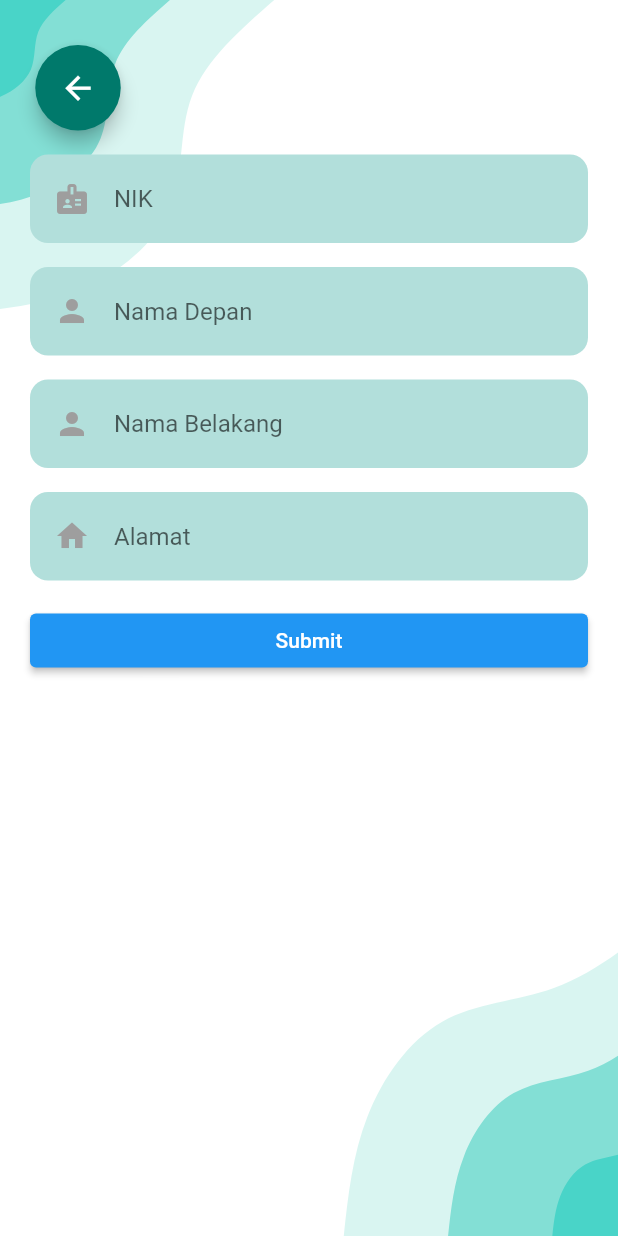
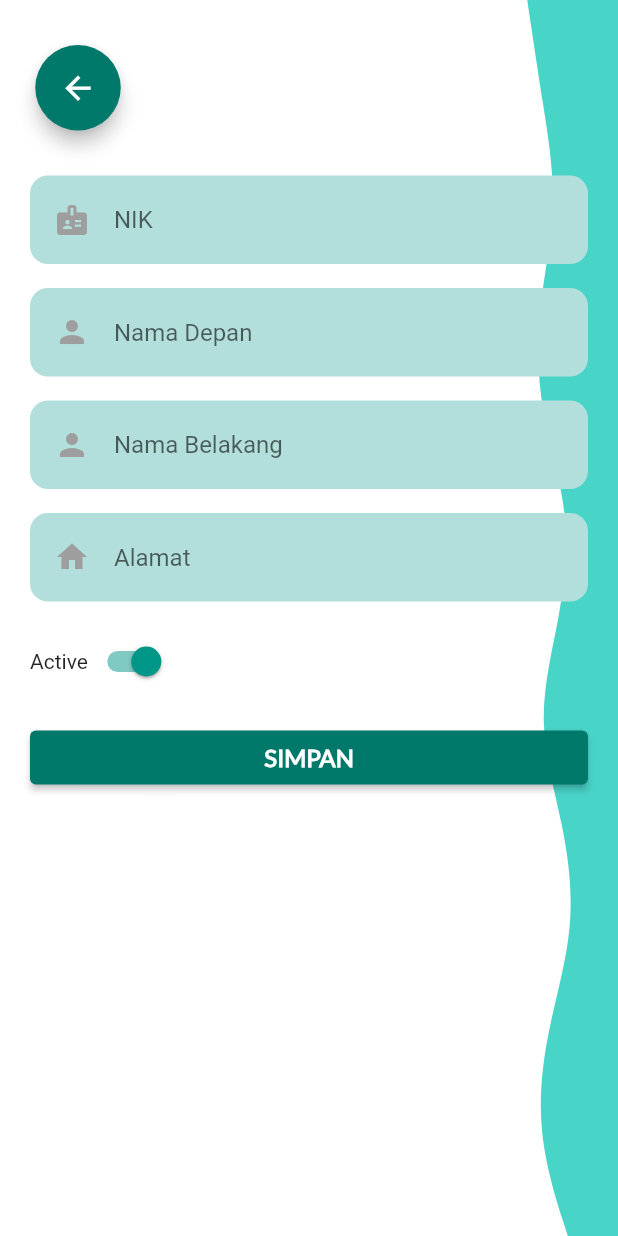
Before and after one commit to isakleong/staffspot, a Flutter app: the AddEmployee screen opened directly, on a phone screen of 412 x 824 dp. Run offline on Flutter 3.47's test engine with Material 2 defaults, Android fonts, the phone set to English and light mode, and no system bars; our stand-ins replace auto_size_text, dio, equatable, flutter_bloc, flutter_svg, lottie; network calls fail.

Commit message:
push github

```diff
--- a/lib/main.dart
+++ b/lib/main.dart
@@ -20,10 +20,8 @@ class MyApp extends StatelessWidget {
       initialRoute: "/",
       // home: const Homepage(),
       routes: {
-        '/': (context) => SplashScreen(),
-        '/home': (context) => Homepage(),
-        // '/list': (context) => ListItemScreen(),
-        // '/insert': (context) => InsertItemScreen(),
+        '/': (context) => const SplashScreen(),
+        '/home': (context) => const Homepage(),
       },
     );
   }
--- a/lib/screens/AddEmployee.dart
+++ b/lib/screens/AddEmployee.dart
@@ -1,25 +1,31 @@
 import 'package:flutter/material.dart';
 import 'package:flutter_bloc/flutter_bloc.dart';
-import 'package:flutter_svg/flutter_svg.dart';
-import 'package:pull_to_refresh/pull_to_refresh.dart';
+import 'package:flutter_svg/svg.dart';
+import 'package:lottie/lottie.dart';
+import 'package:staffspot/repository/employee_repository.dart';
+import 'package:staffspot/screens/bloc/employee_form/employee_form_bloc.dart';
+import 'package:staffspot/screens/bloc/employee_list/employee_bloc.dart';
+import 'package:staffspot/widgets/textview.dart';
 
 class AddEmployee extends StatelessWidget {
   const AddEmployee({Key? key}) : super(key: key);
 
   @override
   Widget build(BuildContext context) {
-    return Scaffold(
+    return BlocProvider(
+      create: (context) => EmployeeFormBloc(EmployeeRepository()),
+      child: Scaffold(
         backgroundColor: Colors.white,
         body: SafeArea(
           child: Stack(
             children: [
               SvgPicture.asset(
-                'assets/images/bg-home.svg',
+                'assets/images/bg-insert.svg',
                 fit: BoxFit.cover,
               ),
-
               Padding(
-              padding: const EdgeInsets.symmetric(horizontal: 20, vertical: 30),
+                padding:
+                    const EdgeInsets.symmetric(horizontal: 20, vertical: 30),
                 child: Column(
                   crossAxisAlignment: CrossAxisAlignment.start,
                   children: [
@@ -36,18 +42,15 @@ class AddEmployee extends StatelessWidget {
                       child: const Icon(Icons.arrow_back,
                           size: 25, color: Colors.white),
                     ),
-                  const SizedBox(height: 16,),
-                  const Expanded(
-                    child: InsertForm()
-                  ),
+                    const SizedBox(height: 30),
+                    const Expanded(child: InsertForm()),
                   ],
                 ),
               ),
             ],
           ),
-      )
-
-
+        ),
+      ),
     );
   }
 }
@@ -66,16 +69,17 @@ class _InsertFormState extends State<InsertForm> {
   late TextEditingController _lastNameController;
   late TextEditingController _addressController;
 
-  final nikNode = FocusNode();
-  final fnameNode = FocusNode();
-  final lnameNode = FocusNode();
-  final addressNode = FocusNode();
-  final activeNode = FocusNode();
+  final FocusNode nikNode = FocusNode();
+  final FocusNode fnameNode = FocusNode();
+  final FocusNode lnameNode = FocusNode();
+  final FocusNode addressNode = FocusNode();
 
   bool isNikFocus = false;
   bool isFnameFocus = false;
   bool isLnameFocus = false;
   bool isAddressFocus = false;
+
+  bool _isActive = true;
 
   @override
   void initState() {
@@ -85,33 +89,25 @@ class _InsertFormState extends State<InsertForm> {
     _lastNameController = TextEditingController();
     _addressController = TextEditingController();
 
-    nikNode.addListener(nikChange);
-    fnameNode.addListener(fnameChange);
-    lnameNode.addListener(lnameChange);
-    addressNode.addListener(addressChange);
-  }
-
-  void nikChange() {
+    nikNode.addListener(() {
       setState(() {
         isNikFocus = nikNode.hasFocus;
       });
-  }
-
-  void fnameChange() {
+    });
+    fnameNode.addListener(() {
       setState(() {
         isFnameFocus = fnameNode.hasFocus;
       });
-  }
-
-  void lnameChange() {
+    });
+    lnameNode.addListener(() {
       setState(() {
         isLnameFocus = lnameNode.hasFocus;
       });
-  }
-
-  void addressChange() {
+    });
+    addressNode.addListener(() {
       setState(() {
         isAddressFocus = addressNode.hasFocus;
+      });
     });
   }
 
@@ -126,9 +122,38 @@ class _InsertFormState extends State<InsertForm> {
 
   @override
   Widget build(BuildContext context) {
+    double width = MediaQuery.of(context).size.width;
+
+    return BlocListener<EmployeeFormBloc, EmployeeFormState>(
+      listener: (context, state) {
+        if (state is EmployeeFormSuccess) {
+          ScaffoldMessenger.of(context).showSnackBar(
+            const SnackBar(
+                content: Text('Data Karyawan berhasil ditambahkan!')),
+          );
+          Navigator.pop(context);
+          BlocProvider.of<EmployeeBloc>(context).add(LoadEmployeeEvent());
+        } else if (state is EmployeeFormError) {
+          ScaffoldMessenger.of(context).showSnackBar(
+            SnackBar(content: Text(state.message)),
+          );
+        }
+      },
+      child: BlocBuilder<EmployeeFormBloc, EmployeeFormState>(
+        builder: (context, state) {
+          if (state is EmployeeFormLoading) {
+            return Center(
+              child: Lottie.asset(
+                'assets/animations/loading.json',
+                width: width * 0.5,
+                fit: BoxFit.contain,
+              ),
+            );
+          }
           return Form(
             key: _formKey,
             child: ListView(
+              physics: const BouncingScrollPhysics(),
               children: [
                 TextFormField(
                   controller: _nikController,
@@ -238,22 +263,51 @@ class _InsertFormState extends State<InsertForm> {
                   },
                 ),
                 const SizedBox(height: 16),
+                Row(
+                  children: [
+                    const Text("Active"),
+                    Switch(
+                      value: _isActive,
+                      onChanged: (value) {
+                        setState(() {
+                          _isActive = value;
+                        });
+                      },
+                      activeColor: Colors.teal,
+                    ),
+                  ],
+                ),
+                const SizedBox(height: 16),
                 ElevatedButton(
+                  style: ElevatedButton.styleFrom(
+                    backgroundColor: Colors.teal.shade700,
+                  ),
                   onPressed: () {
                     if (_formKey.currentState!.validate()) {
-                // Form is validated, submit data
                       final nik = int.parse(_nikController.text);
                       final firstName = _firstNameController.text;
                       final lastName = _lastNameController.text;
                       final address = _addressController.text;
-                // Dispatch event to insert employee
-                // You will implement this part with BLoC
+                      context.read<EmployeeFormBloc>().add(SubmitEmployeeForm(
+                            nik: nik,
+                            firstName: firstName,
+                            lastName: lastName,
+                            address: address,
+                            active: _isActive,
+                          ));
                     }
                   },
-            child: Text('Submit'),
+                  child: const TextView(
+                    headings: "H2",
+                    text: "SIMPAN",
+                    color: Colors.white,
+                  ),
                 ),
               ],
             ),
           );
+        },
+      ),
+    );
   }
 }
--- /dev/null
+++ b/lib/screens/bloc/employee_form/employee_form_bloc.dart
@@ -0,0 +1,31 @@
+// employee_form_bloc.dart
+import 'package:flutter_bloc/flutter_bloc.dart';
+import 'package:staffspot/repository/employee_repository.dart';
+
+part 'employee_form_event.dart';
+part 'employee_form_state.dart';
+
+class EmployeeFormBloc extends Bloc<EmployeeFormEvent, EmployeeFormState> {
+  final EmployeeRepository repository;
+
+  EmployeeFormBloc(this.repository) : super(EmployeeFormInitial()) {
+    on<SubmitEmployeeForm>(_onSubmitEmployeeForm);
+  }
+
+  Future<void> _onSubmitEmployeeForm(
+      SubmitEmployeeForm event, Emitter<EmployeeFormState> emit) async {
+    emit(EmployeeFormLoading());
+    try {
+      await repository.postEmployee(
+        event.nik,
+        event.firstName,
+        event.lastName,
+        event.address,
+        event.active,
+      );
+      emit(EmployeeFormSuccess());
+    } catch (e) {
+      emit(EmployeeFormError(e.toString()));
+    }
+  }
+}
--- /dev/null
+++ b/lib/screens/bloc/employee_form/employee_form_event.dart
@@ -0,0 +1,20 @@
+// employee_form_event.dart
+part of 'employee_form_bloc.dart';
+
+abstract class EmployeeFormEvent {}
+
+class SubmitEmployeeForm extends EmployeeFormEvent {
+  final int nik;
+  final String firstName;
+  final String lastName;
+  final String address;
+  final bool active;
+
+  SubmitEmployeeForm({
+    required this.nik,
+    required this.firstName,
+    required this.lastName,
+    required this.address,
+    required this.active,
+  });
+}
--- /dev/null
+++ b/lib/screens/bloc/employee_form/employee_form_state.dart
@@ -0,0 +1,15 @@
+part of 'employee_form_bloc.dart';
+
+abstract class EmployeeFormState {}
+
+class EmployeeFormInitial extends EmployeeFormState {}
+
+class EmployeeFormLoading extends EmployeeFormState {}
+
+class EmployeeFormSuccess extends EmployeeFormState {}
+
+class EmployeeFormError extends EmployeeFormState {
+  final String message;
+
+  EmployeeFormError(this.message);
+}
--- a/lib/screens/bloc/employee_bloc.dart
+++ b/lib/screens/bloc/employee_list/employee_bloc.dart
@@ -1,3 +1,5 @@
+// employee_bloc.dart
+
 import 'package:equatable/equatable.dart';
 import 'package:flutter_bloc/flutter_bloc.dart';
 import 'package:staffspot/repository/employee_repository.dart';
--- a/lib/widgets/textview.dart
+++ b/lib/widgets/textview.dart
@@ -36,7 +36,7 @@ class TextView extends StatelessWidget {
         :
         FontWeight.w300,
         fontFamily: 'Poppins',
-        fontSize: fontSize ?? 16,
+        fontSize: fontSize ?? 14,
       ),
       textScaleFactor: 1.0,
       textAlign: textAlign ?? TextAlign.center,
```
Also changed, not shown: assets/animations/loading.json (added, +1 -0 lines), lib/models/employee.dart (+5 -5 lines), lib/repository/employee_repository.dart (+34 -2 lines), lib/screens/Homepage.dart (+81 -73 lines), lib/screens/bloc/employee_list/employee_event.dart (renamed from lib/screens/bloc/employee_event.dart, +11 -0 lines), pubspec.yaml (+0 -8 lines), assets/images/bg-insert.svg (added), lib/screens/bloc/employee_list/employee_state.dart (renamed from lib/screens/bloc/employee_state.dart), pubspec.lock, 6 other files. Lines whose indentation alone changed are shown as unchanged.
